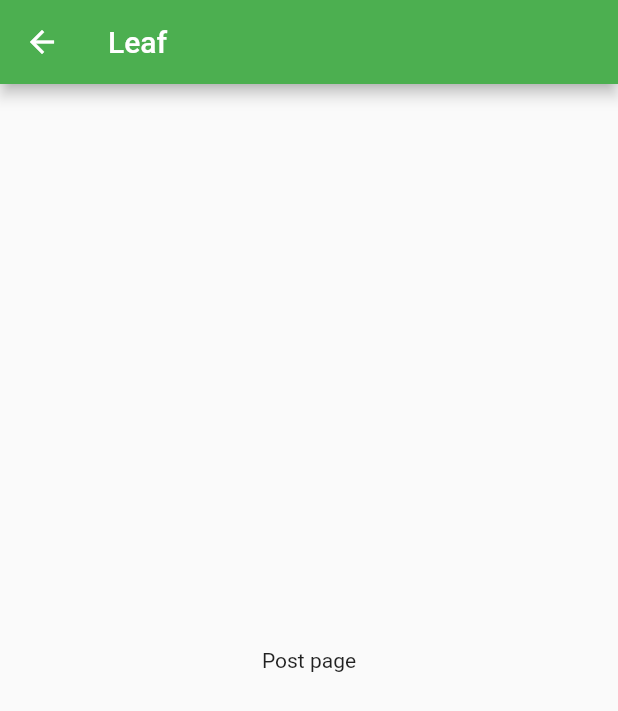
After one commit to Shakleen/Leaf, a Flutter app: the screen it shows after launch, after a tap on "Maple Trees", on a phone screen of 412 x 824 dp. The commit adds this screen. Shown: the top 711 px of the screen. Run offline on Flutter 3.47's test engine with Material 2 defaults, Android fonts, the phone set to English and light mode, and no system bars; statements that could not run were skipped.

Commit message:
PostPage created. Navigation to page done.

```diff
--- /dev/null
+++ b/lib/view/pages/post_page.dart
@@ -0,0 +1,13 @@
+import 'package:flutter/material.dart';
+
+class PostPage extends StatelessWidget {
+  const PostPage({Key key}) : super(key: key);
+
+  @override
+  Widget build(BuildContext context) {
+    return Scaffold(
+      appBar: AppBar(title: Text("Leaf")),
+      body: Center(child: Text("Post page")),
+    );
+  }
+}
--- a/lib/view/widgets/post_card.dart
+++ b/lib/view/widgets/post_card.dart
@@ -1,5 +1,6 @@
 import 'package:flutter/material.dart';
 import 'package:leaf/helper/demo_values.dart';
+import 'package:leaf/view/pages/post_page.dart';
 import 'package:leaf/view/presentation/themes.dart';
 
 bool _isLandscape(BuildContext context) =>
@@ -12,7 +13,15 @@ class PostCard extends StatelessWidget {
   Widget build(BuildContext context) {
     final double aspectRatio = _isLandscape(context) ? 6 / 2 : 6 / 3;
 
-    return AspectRatio(
+    return GestureDetector(
+      onTap: () {
+        Navigator.push(context, MaterialPageRoute(
+          builder: (BuildContext context) {
+            return PostPage();
+          }
+        ));
+      },
+      child: AspectRatio(
         aspectRatio: aspectRatio,
         child: Card(
           elevation: 2,
@@ -25,6 +34,7 @@ class PostCard extends StatelessWidget {
                 Divider(color: Colors.grey),
                 _PostDetails(),
               ],
+            ),
           ),
         ),
       ),
```
Also changed, not shown: 3 other files. Lines whose indentation alone changed are shown as unchanged.
